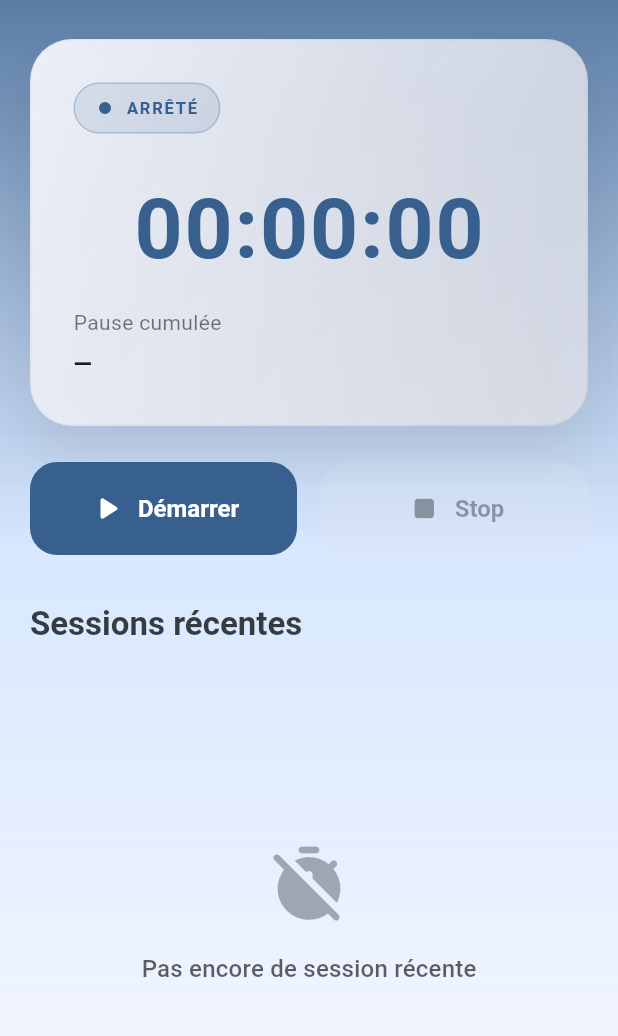
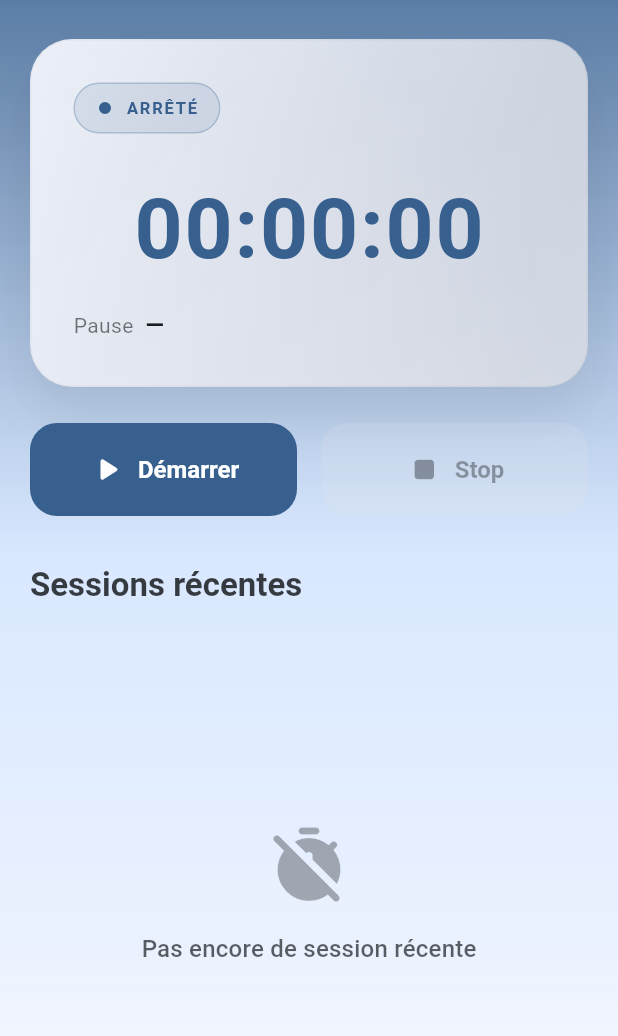
Before and after one commit to frederic-schwartz/timer, a Flutter app: the screen it shows after launch, on a phone screen of 412 x 824 dp, the part 63-1099 px from its top. Run offline on Flutter 3.47's test engine with Material 3 defaults, Android fonts, the phone set to English and light mode, and no system bars; our stand-ins replace package_info_plus, shared_preferences, sqflite; accounts and stored records are empty.

Commit message:
présentation améliorée de pause

```diff
--- a/lib/src/presentation/screens/home_screen.dart
+++ b/lib/src/presentation/screens/home_screen.dart
@@ -211,13 +211,15 @@ class _HomeScreenState extends State<HomeScreen> {
             ),
           ),
           const SizedBox(height: 12),
+          Row(
+            children: [
               Text(
-            'Pause cumulée',
+                'Pause',
                 style: theme.textTheme.bodyMedium?.copyWith(
                   color: theme.colorScheme.onSurface.withValues(alpha: 0.6),
                 ),
               ),
-          const SizedBox(height: 6),
+              const SizedBox(width: 8),
               Text(
                 pauseLabel,
                 style: theme.textTheme.titleMedium?.copyWith(
@@ -225,15 +227,17 @@ class _HomeScreenState extends State<HomeScreen> {
                 ),
               ),
               if (state == TimerState.paused) ...[
-            const SizedBox(height: 12),
+                const SizedBox(width: 8),
                 Text(
-              'Pause en cours: ${_formatDuration(_controller.currentPauseDuration)}',
-              style: theme.textTheme.bodyMedium?.copyWith(
+                  '(+${_formatDuration(_controller.currentPauseDuration)})',
+                  style: theme.textTheme.titleMedium?.copyWith(
                     color: theme.colorScheme.secondary,
                     fontWeight: FontWeight.w600,
                   ),
                 ),
               ],
+            ],
+          ),
         ],
       ),
     );
```
Lines whose indentation alone changed are shown as unchanged.
